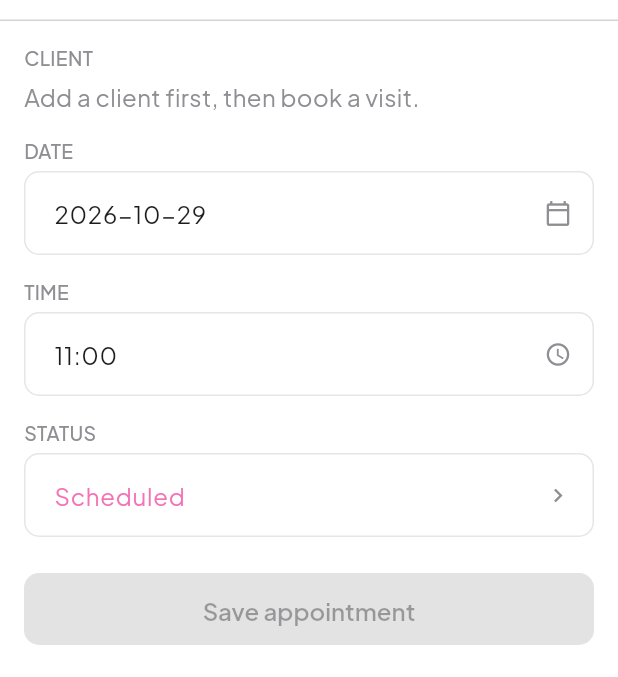
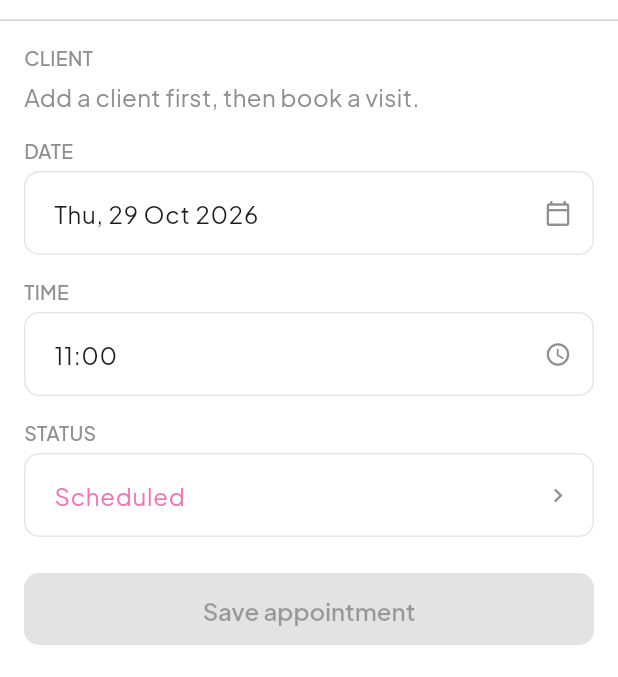
Before and after one commit to peterkwkwan/pelvi-crm, a Flutter app: the AppointmentFormScreen screen opened directly, on a phone screen of 412 x 824 dp, the part 63-740 px from its top. Run offline on Flutter 3.47's test engine with Material 3 defaults, Android fonts, the phone set to English and light mode, and no system bars; our stand-ins replace drift, drift_flutter, file_picker, flutter_local_notifications, google_fonts, share_plus and 1 more; accounts and stored records are empty; generated files the repository leaves out were written again.

```diff
--- a/lib/features/appointments/appointment_form_screen.dart
+++ b/lib/features/appointments/appointment_form_screen.dart
@@ -7,6 +7,7 @@ import '../../theme/theme.dart';
 import '../../widgets/picker_sheet.dart';
 import '../../widgets/show_snack.dart';
 import '../clients/client_format.dart';
+import '../notes/note_format.dart';
 import '../notes/open_note.dart';
 
 /// Next whole hour for a new appointment (12:48 → 13:00; on the hour → that hour).
@@ -330,10 +331,7 @@ class _AppointmentFormScreenState extends State<AppointmentFormScreen> {
             Text('DATE', style: text.labelMedium),
             const SizedBox(height: PelviSpace.xs),
             _fieldTap(
-              value:
-                  '${_day.year.toString().padLeft(4, '0')}-'
-                  '${_day.month.toString().padLeft(2, '0')}-'
-                  '${_day.day.toString().padLeft(2, '0')}',
+              value: formatNoteDate(_day),
               hint: '',
               onTap: _pickDate,
               trailing: Icons.calendar_today_outlined,
```
